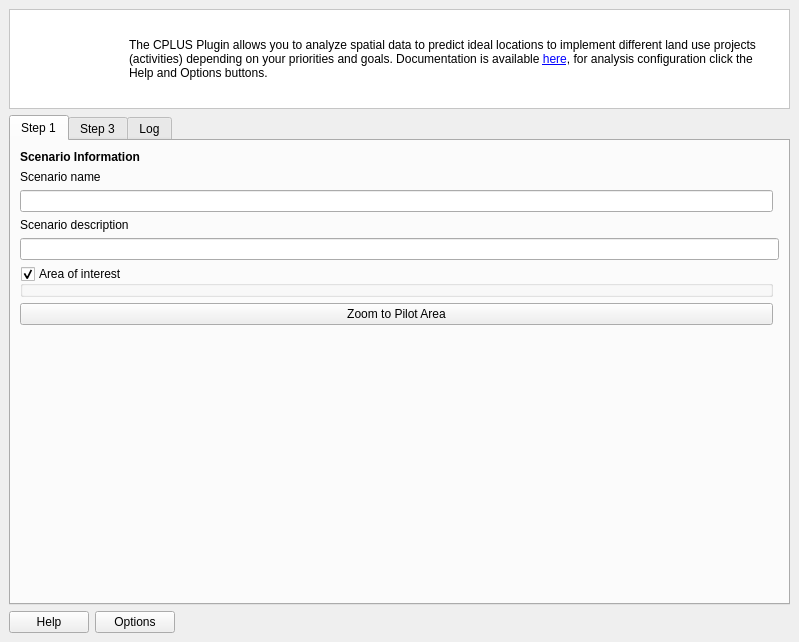
Above: src/cplus_plugin/ui/qgis_cplus_main_dockwidget.ui from ConservationInternational/cplus-plugin before the change. Below: the same form after it.
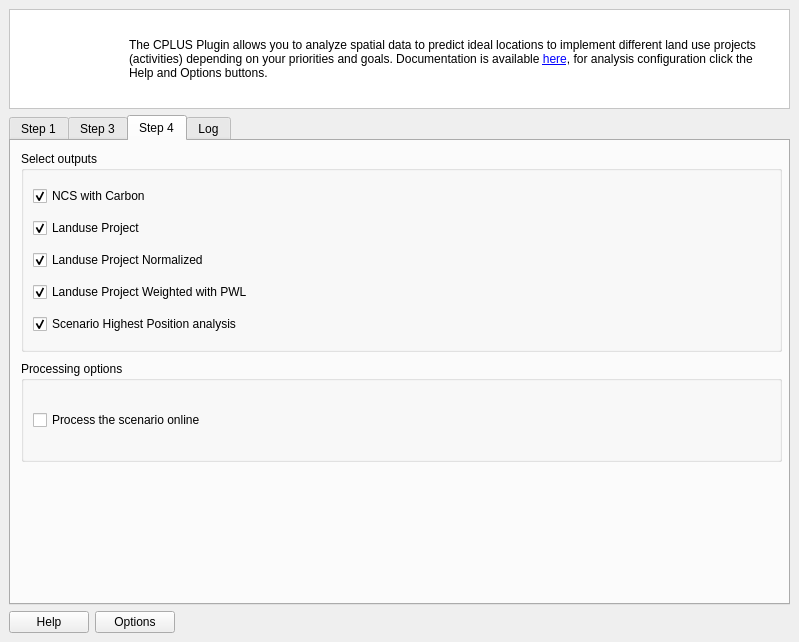
That is the form after the change. The open tabs and pages were chosen to show the change. Icons and pictures are not drawn. Custom widgets are drawn as their Qt base class.

Commit message: add layer outputs selection

```diff
--- a/src/cplus_plugin/ui/qgis_cplus_main_dockwidget.ui
+++ b/src/cplus_plugin/ui/qgis_cplus_main_dockwidget.ui
@@ -453,6 +453,119 @@
         </item>
        </layout>
       </widget>
+      <widget class="QWidget" name="step_4_tab">
+       <attribute name="title">
+        <string>Step 4</string>
+       </attribute>
+       <widget class="QgsCollapsibleGroupBox" name="options_group">
+        <property name="geometry">
+         <rect>
+          <x>10</x>
+          <y>10</y>
+          <width>761</width>
+          <height>201</height>
+         </rect>
+        </property>
+        <property name="toolTip">
+         <string>&lt;html&gt;&lt;head/&gt;&lt;body&gt;&lt;p&gt;Select outputs that will be saved into the file system, unselected options will be stored as memory layers.&lt;/p&gt;&lt;/body&gt;&lt;/html&gt;</string>
+        </property>
+        <property name="title">
+         <string>Select outputs</string>
+        </property>
+        <layout class="QGridLayout" name="gridLayout_4">
+         <item row="0" column="0">
+          <widget class="QCheckBox" name="ncs_with_carbon">
+           <property name="toolTip">
+            <string>&lt;html&gt;&lt;head/&gt;&lt;body&gt;&lt;p&gt;Whether to produce the NCS pathways outputs.&lt;/p&gt;&lt;/body&gt;&lt;/html&gt;</string>
+           </property>
+           <property name="text">
+            <string>NCS with Carbon</string>
+           </property>
+           <property name="checked">
+            <bool>true</bool>
+           </property>
+          </widget>
+         </item>
+         <item row="1" column="0">
+          <widget class="QCheckBox" name="landuse_project">
+           <property name="toolTip">
+            <string>&lt;html&gt;&lt;head/&gt;&lt;body&gt;&lt;p&gt;Whether to produce the landuse project layers outputs.&lt;/p&gt;&lt;/body&gt;&lt;/html&gt;</string>
+           </property>
+           <property name="text">
+            <string>Landuse Project</string>
+           </property>
+           <property name="checked">
+            <bool>true</bool>
+           </property>
+          </widget>
+         </item>
+         <item row="2" column="0">
+          <widget class="QCheckBox" name="landuse_normalized">
+           <property name="toolTip">
+            <string>&lt;html&gt;&lt;head/&gt;&lt;body&gt;&lt;p&gt;Whether to produce the landuse project normalized outputs.&lt;/p&gt;&lt;/body&gt;&lt;/html&gt;</string>
+           </property>
+           <property name="text">
+            <string>Landuse Project Normalized</string>
+           </property>
+           <property name="checked">
+            <bool>true</bool>
+           </property>
+          </widget>
+         </item>
+         <item row="3" column="0">
+          <widget class="QCheckBox" name="landuse_weighted">
+           <property name="toolTip">
+            <string>&lt;html&gt;&lt;head/&gt;&lt;body&gt;&lt;p&gt;Whether to produce landuse weighted outputs, unselecting this option will disable report generation this is because weighted output is a required output for report generation.&lt;/p&gt;&lt;/body&gt;&lt;/html&gt;</string>
+           </property>
+           <property name="text">
+            <string>Landuse Project Weighted with PWL</string>
+           </property>
+           <property name="checked">
+            <bool>true</bool>
+           </property>
+          </widget>
+         </item>
+         <item row="4" column="0">
+          <widget class="QCheckBox" name="highest_position">
+           <property name="toolTip">
+            <string>&lt;html&gt;&lt;head/&gt;&lt;body&gt;&lt;p&gt;Whether to produce the final highest position analysis outputs, unselecting this option will disable report generation this is because the highest position output is a required output for report generation.&lt;/p&gt;&lt;/body&gt;&lt;/html&gt;</string>
+           </property>
+           <property name="text">
+            <string>Scenario Highest Position analysis</string>
+           </property>
+           <property name="checked">
+            <bool>true</bool>
+           </property>
+          </widget>
+         </item>
+        </layout>
+       </widget>
+       <widget class="QgsCollapsibleGroupBox" name="processing_options_group">
+        <property name="geometry">
+         <rect>
+          <x>10</x>
+          <y>220</y>
+          <width>761</width>
+          <height>101</height>
+         </rect>
+        </property>
+        <property name="toolTip">
+         <string>Processing options</string>
+        </property>
+        <property name="title">
+         <string>Processing options</string>
+        </property>
+        <layout class="QGridLayout" name="gridLayout_5">
+         <item row="0" column="0">
+          <widget class="QCheckBox" name="processing_type">
+           <property name="text">
+            <string>Process the scenario online</string>
+           </property>
+          </widget>
+         </item>
+        </layout>
+       </widget>
+      </widget>
       <widget class="QWidget" name="log">
        <attribute name="title">
         <string>Log</string>
```
The commit also changes 4 other files.
